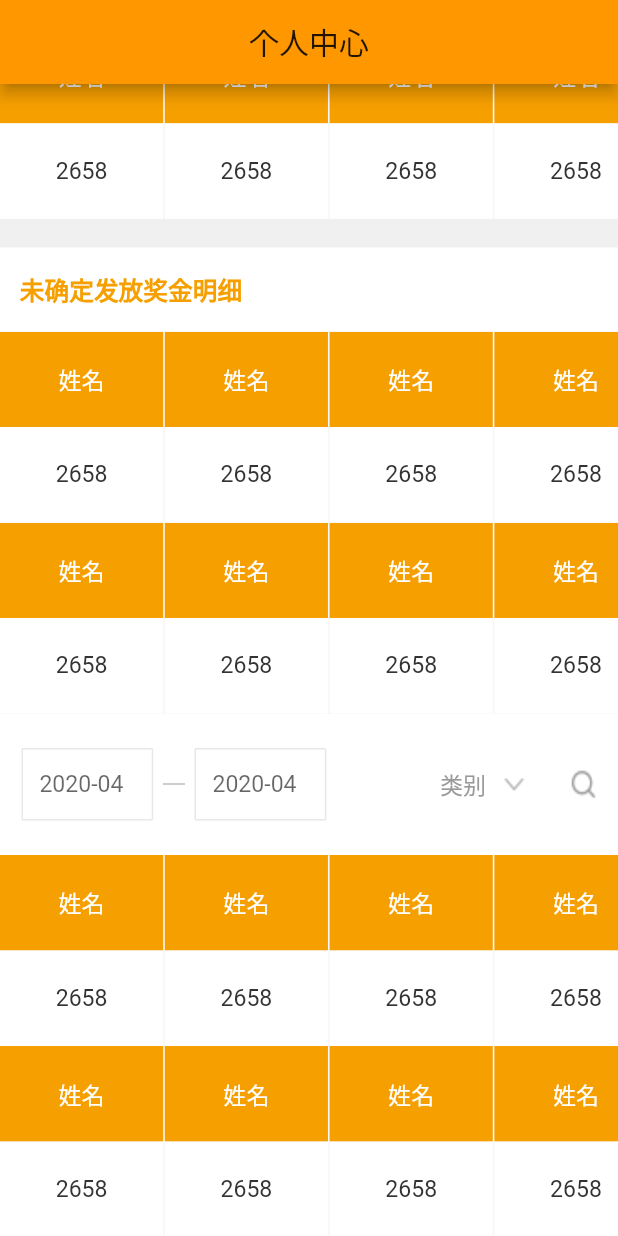
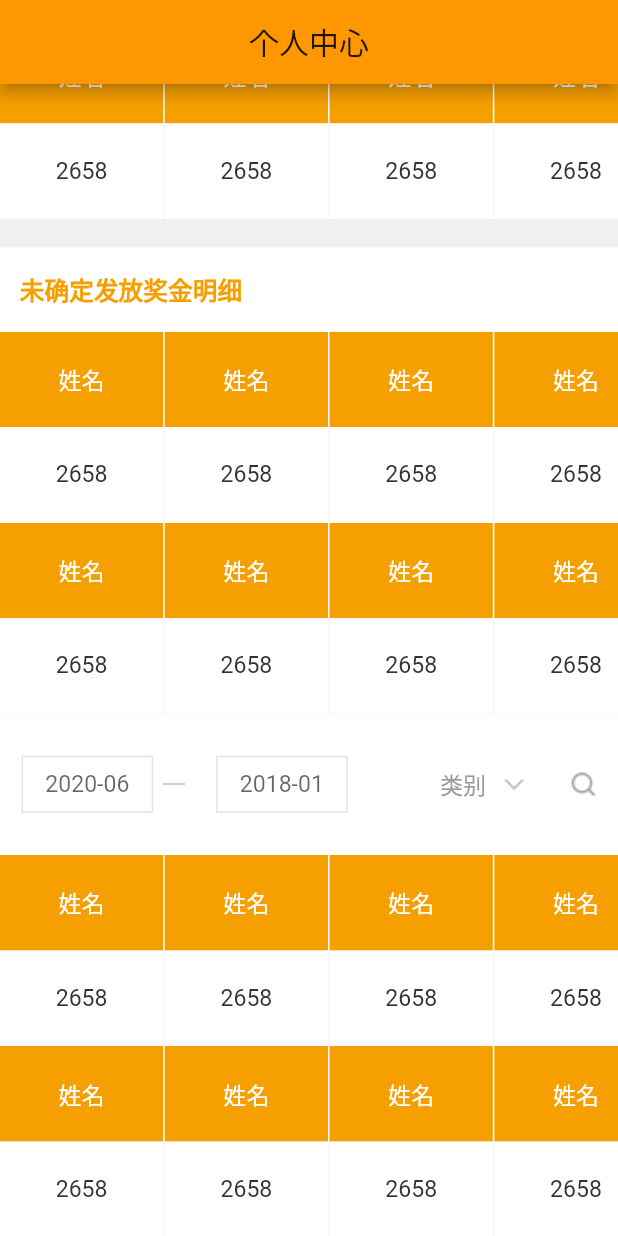
Before and after one commit to winnietherpooh/qcyss, a Flutter app: the CenterPage screen opened directly, scrolled down 431 dp, on a phone screen of 412 x 824 dp. Run offline on Flutter 3.47's test engine with Material 2 defaults, Android fonts, the phone set to English and light mode, and no system bars; our stand-ins replace auto_route, cookie_jar, custom_radio_grouped_button, date_format, dio, dio_cookie_manager and 5 more; missing offline and left inert: flutter_cupertino_date_picker; accounts and stored records are empty; network calls fail.

Commit message:
修复日期选择

```diff
--- a/lib/tabs/tabspage/Center.dart
+++ b/lib/tabs/tabspage/Center.dart
@@ -14,7 +14,10 @@ class CenterPage extends StatefulWidget {
 
 class _CenterPageState extends State<CenterPage> {
   var _controller = ScrollController();
+  var dateStart = TextEditingController();
+  var dateEnd = TextEditingController();
   String _format = 'yyyy-MM';
+  String TIME_NOW = formatDate(DateTime.now(), ['yyyy', '-', 'mm']);
   String MIN_DATETIME = '2018-08-01';
   String MAX_DATETIME =
       formatDate(DateTime.now(), ['yyyy', '-', 'mm', '-', 'dd']);
@@ -22,11 +25,12 @@ class _CenterPageState extends State<CenterPage> {
       formatDate(DateTime.now(), ['yyyy', '-', 'mm', '-', 'dd']);
   DateTime _dateTime;
   DateTimePickerLocale _locale = DateTimePickerLocale.zh_cn;
+
   @override
   void initState() {
     super.initState();
     _dateTime = DateTime.parse(INIT_DATETIME);
-    print(formatDate(DateTime.now(), ['yyyy', '-', 'mm']));
+    //print(formatDate(DateTime.now(), ['yyyy', '-', 'mm']));
   }
 
   @override
@@ -41,10 +45,10 @@ class _CenterPageState extends State<CenterPage> {
     );
   }
 
-  void _showDatePicker() {
+  void _showDatePicker(int type) {
     DatePicker.showDatePicker(
       context,
-      onMonthChangeStartWithFirstDate: true,
+      // onMonthChangeStartWithFirstDate: true,
       pickerTheme: DateTimePickerTheme(
         showTitle: true,
         confirm: Text('确定', style: TextStyle(color: Colors.black)),
@@ -53,23 +57,35 @@ class _CenterPageState extends State<CenterPage> {
       maxDateTime: DateTime.parse(MAX_DATETIME),
       initialDateTime: _dateTime,
       dateFormat: _format,
-      locale: _locale,
-      onClose: () {
-        print(_dateTime);
-      },
-      onCancel: () {
-        print(_dateTime);
-      },
-      onChange: (dateTime, List<int> index) {
+      //locale: _locale,
+      // onClose: () {
+      //   print(_dateTime);
+      // },
+      // onCancel: () {
+      //   print(_dateTime);
+      // },
+      // onChange: (dateTime, List<int> index) {
+      //   setState(() {
+      //     _dateTime = dateTime;
+      //     print(_dateTime);
+      //   });
+      // },
+      onConfirm: (dateTime, List<int> index) {
+        print(dateTime);
         setState(() {
+          //print(formatDate(dateTime, ['yyyy', '-', 'mm']));
+//          print('=====================================');
+//          print(formatDate(dateTime, ['yyyy', '-', 'mm']).trim() is String);
+//          print('=====================================');
           _dateTime = dateTime;
-          print(_dateTime);
-        });
-      },
-      onConfirm: (dateTime, List<int> index) {
-        setState(() {
-          _dateTime = dateTime;
-          print(_dateTime);
+//          dateStart = TextEditingController();
+//          dateStart = TextEditingController();
+          if (type == 1) {
+            dateStart.text = formatDate(dateTime, ['yyyy', '-', 'mm']).trim();
+            //dateStart.text = '2020-05';
+          } else {
+            dateEnd.text = formatDate(dateTime, ['yyyy', '-', 'mm']).trim();
+          }
         });
       },
     );
@@ -350,51 +366,67 @@ class _CenterPageState extends State<CenterPage> {
     );
   }
 
+  _searchTextFiledWidget(int type, var controller,{String times}) {
+    return Container(
+      margin: EdgeInsets.only(left: sySetWidth(26)),
+      width: sySetWidth(160),
+      height: sySetHeight(60),
+      decoration: BoxDecoration(
+        border: Border.all(
+          width: sySetWidth(2),
+          color: Color.fromRGBO(229, 229, 229, 1),
+        ),
+      ),
+      child: TextField(
+        readOnly: true,
+        controller: controller,
+        keyboardType: TextInputType.datetime,
+        onTap: () {
+          _showDatePicker(type);
+        },
+        maxLines: 1,
+        maxLength: 7,
+        textAlign: TextAlign.center,
+        textAlignVertical: TextAlignVertical.center,
+        style: TextStyle(
+          fontSize: sySetFontSize(28),
+          color: Color.fromRGBO(153, 153, 153, 1),
+        ),
+        decoration: InputDecoration(
+          border: InputBorder.none,
+          counterText: "", //最大显示数量的文本
+//                enabledBorder: OutlineInputBorder(
+//                  borderSide: BorderSide(
+//                    color: Color.fromRGBO(232, 232, 232, 1),
+//                  ),
+//                  borderRadius: BorderRadius.all(
+//                    Radius.circular(1),
+//                  ),
+//                ),
+          hintText: times,
+//                focusedBorder: OutlineInputBorder(
+//                  borderRadius: BorderRadius.all(
+//                    Radius.circular(1),
+//                  ),
+//                  borderSide: BorderSide(
+//                    color: Color.fromRGBO(232, 232, 232, 1),
+//                  ),
+//                ),
+        ),
+      ),
+    );
+  }
+
   //搜索布局表头
   _getSearchTitleWidget() {
     return Container(
       color: AppColors.mainFontColor,
       height: sySetHeight(148),
       child: Row(
-        crossAxisAlignment: CrossAxisAlignment.center,
+        // crossAxisAlignment: CrossAxisAlignment.center,
         mainAxisAlignment: MainAxisAlignment.start,
         children: <Widget>[
-          Container(
-            margin: EdgeInsets.only(left: sySetWidth(26)),
-            width: sySetWidth(160),
-            height: sySetHeight(76),
-            child: TextField(
-              keyboardType: TextInputType.datetime,
-              onTap: () {
-                _showDatePicker();
-              },
-              maxLines: 1,
-              textAlign: TextAlign.start,
-              textAlignVertical: TextAlignVertical.bottom,
-              style: TextStyle(
-                  fontSize: sySetFontSize(28),
-                  color: Color.fromRGBO(153, 153, 153, 1)),
-              decoration: InputDecoration(
-                enabledBorder: OutlineInputBorder(
-                  borderSide: BorderSide(
-                    color: Color.fromRGBO(232, 232, 232, 1),
-                  ),
-                  borderRadius: BorderRadius.all(
-                    Radius.circular(1),
-                  ),
-                ),
-                hintText: '2020-04',
-                focusedBorder: OutlineInputBorder(
-                  borderRadius: BorderRadius.all(
-                    Radius.circular(1),
-                  ),
-                  borderSide: BorderSide(
-                    color: Color.fromRGBO(232, 232, 232, 1),
-                  ),
-                ),
-              ),
-            ),
-          ),
+          _searchTextFiledWidget(1,dateStart, times: TIME_NOW),
           Container(
             margin: EdgeInsets.fromLTRB(
                 sySetWidth(12), sySetHeight(0), sySetWidth(12), 0),
@@ -405,37 +437,7 @@ class _CenterPageState extends State<CenterPage> {
               fit: BoxFit.fill,
             ),
           ),
-          Container(
-            width: sySetWidth(160),
-            height: sySetHeight(76),
-            child: TextField(
-              maxLines: 1,
-              textAlign: TextAlign.start,
-              textAlignVertical: TextAlignVertical.bottom,
-              style: TextStyle(
-                  fontSize: sySetFontSize(28),
-                  color: Color.fromRGBO(153, 153, 153, 1)),
-              decoration: InputDecoration(
-                enabledBorder: OutlineInputBorder(
-                  borderSide: BorderSide(
-                    color: Color.fromRGBO(232, 232, 232, 1),
-                  ),
-                  borderRadius: BorderRadius.all(
-                    Radius.circular(1),
-                  ),
-                ),
-                hintText: '2020-04',
-                focusedBorder: OutlineInputBorder(
-                  borderRadius: BorderRadius.all(
-                    Radius.circular(1),
-                  ),
-                  borderSide: BorderSide(
-                    color: Color.fromRGBO(232, 232, 232, 1),
-                  ),
-                ),
-              ),
-            ),
-          ),
+          _searchTextFiledWidget(2, dateEnd,times: '2018-01'),
           Expanded(
             child: Row(
               crossAxisAlignment: CrossAxisAlignment.center,
@@ -456,7 +458,7 @@ class _CenterPageState extends State<CenterPage> {
                   child: Image.asset(
                     'images/select.png',
                     width: sySetWidth(44),
-                    height: sySetHeight(44),
+                    height: sySetWidth(44),
                     fit: BoxFit.fill,
                   ),
                 ),
@@ -468,7 +470,7 @@ class _CenterPageState extends State<CenterPage> {
                     'images/search.png',
                     fit: BoxFit.fill,
                     width: sySetWidth(44),
-                    height: sySetHeight(44),
+                    height: sySetWidth(44),
                   ),
                 )
               ],
```
